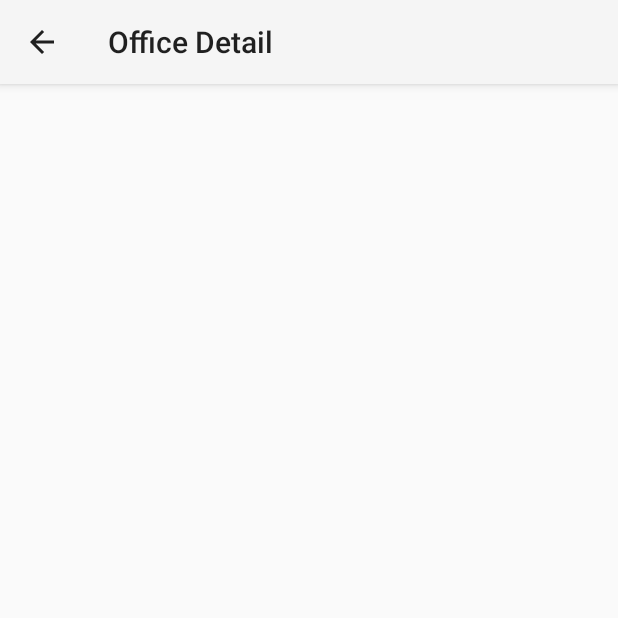
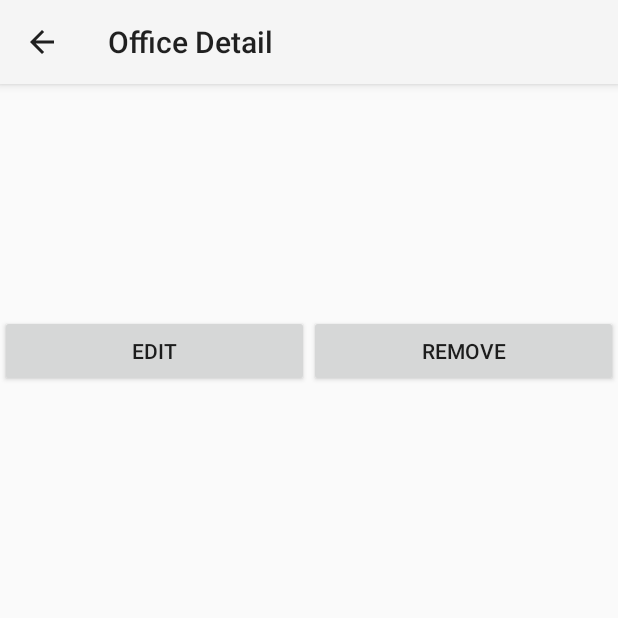
Before and after one commit to KB50-G1/w4.group1Client, an Android app: the OfficeDetailActivity screen opened directly, with no data from a screen before it, on a phone screen of 412 x 824 dp, the top half of it. Run offline under Robolectric (Android 15) with nearby library versions, the phone set to English and light mode, and no system bars; 1 statement that could not run was skipped.

```diff
--- a/app/src/main/java/pidal/alfonso/w4group1client/OfficeDetailActivity.java
+++ b/app/src/main/java/pidal/alfonso/w4group1client/OfficeDetailActivity.java
@@ -4,7 +4,12 @@ import android.content.Intent;
 import android.os.Bundle;
 import android.app.Activity;
 import android.support.v4.app.NavUtils;
+import android.util.Log;
 import android.view.MenuItem;
+import android.view.View;
+import android.widget.TextView;
+
+import pidal.alfonso.w4group1client.DatabaseHelpers.OfficeHelper;
 
 
 /**
@@ -69,4 +74,25 @@ public class OfficeDetailActivity extends Activity {
         }
         return super.onOptionsItemSelected(item);
     }
+
+    public void editOfficeDetails(View view) {
+
+        // TODO: Display pre-populated dialog box with fields.
+
+    }
+
+    public void removeOfficeDetails(View view) {
+
+        OfficeHelper officeHelper = new OfficeHelper(this);
+
+        TextView office = (TextView) findViewById(R.id.office_detail_id);
+
+        int officeid = Integer.parseInt(office.getText().toString());
+
+        Log.d("DELETE", "Trying to delete office with id: " + Integer.toString(officeid));
+        officeHelper.deleteOffice(officeHelper.getOffice(officeid));
+
+        // TODO: go back to main and update list.
+
+    }
 }
--- a/app/src/main/java/pidal/alfonso/w4group1client/OfficeDetailFragment.java
+++ b/app/src/main/java/pidal/alfonso/w4group1client/OfficeDetailFragment.java
@@ -2,6 +2,7 @@ package pidal.alfonso.w4group1client;
 
 import android.app.Fragment;
 import android.os.Bundle;
+import android.util.Log;
 import android.view.LayoutInflater;
 import android.view.View;
 import android.view.ViewGroup;
@@ -63,4 +64,6 @@ public class OfficeDetailFragment extends Fragment {
 
         return rootView;
     }
+
+
 }
--- a/app/src/main/res/layout/fragment_office_detail.xml
+++ b/app/src/main/res/layout/fragment_office_detail.xml
@@ -1,32 +1,59 @@
 <LinearLayout
     xmlns:android="http://schemas.android.com/apk/res/android"
     xmlns:tools="http://schemas.android.com/tools"
+    android:layout_width="match_parent"
     android:layout_height="match_parent"
-    android:layout_width="match_parent"
     android:orientation="vertical">
 
     <TextView
         android:id="@+id/office_detail_id"
+        android:layout_width="wrap_content"
         android:layout_height="wrap_content"
-        android:layout_width="wrap_content"
         android:padding="16dp"
         android:textIsSelectable="true"
         tools:context=".OfficeDetailFragment"/>
 
     <TextView
         android:id="@+id/office_detail_address"
+        android:layout_width="wrap_content"
         android:layout_height="wrap_content"
-        android:layout_width="wrap_content"
         android:padding="16dp"
         android:textIsSelectable="true"
         />
 
     <TextView
         android:id="@+id/office_detail_phone"
+        android:layout_width="wrap_content"
         android:layout_height="wrap_content"
-        android:layout_width="wrap_content"
         android:padding="16dp"
         android:textIsSelectable="true"
         />
 
+    <LinearLayout
+        android:layout_width="fill_parent"
+        android:layout_height="wrap_content"
+        android:gravity="center"
+        android:orientation="horizontal"
+        >
+
+        <Button
+            android:id="@+id/edit_button"
+            android:layout_width="wrap_content"
+            android:layout_height="match_parent"
+            android:layout_weight="1"
+            android:text="Edit"
+            android:onClick="editOfficeDetails"
+            />
+
+        <Button
+            android:id="@+id/delete_button"
+            android:layout_width="wrap_content"
+            android:layout_height="match_parent"
+            android:layout_weight="1"
+            android:text="Remove"
+            android:onClick="removeOfficeDetails"
+            />
+
+    </LinearLayout>
+
 </LinearLayout>
```
Also changed, not shown: app/src/main/res/layout/activity_office_detail.xml (line endings or trailing spaces).
